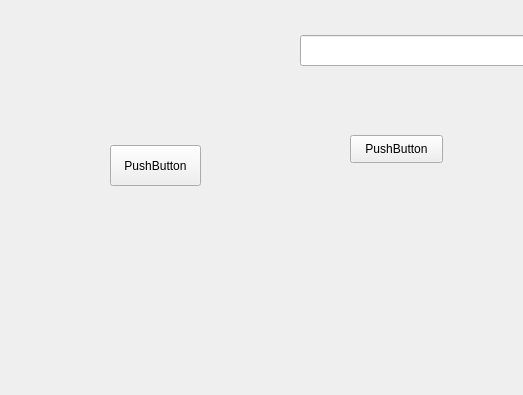
First picture: the form in loginwindow.ui, repository shampun/Student-UI-Database, before the edit; both pictures show x 0 to 523 and y 205 to 600 of the 800 by 600 pixel window.
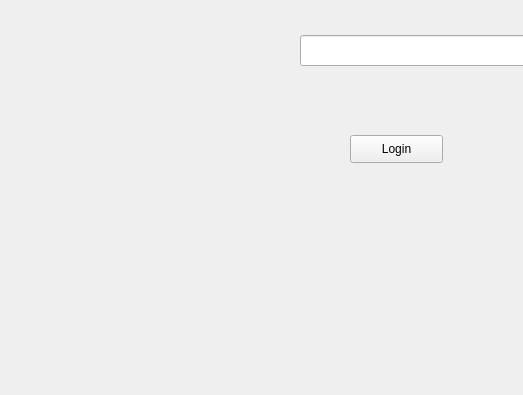
Second picture: the form after the edit.

Diff of the .ui file:
```diff
--- a/loginwindow.ui
+++ b/loginwindow.ui
@@ -88,20 +88,7 @@
      </rect>
     </property>
     <property name="text">
-     <string>PushButton</string>
-    </property>
-   </widget>
-   <widget class="QPushButton" name="pushButton_2">
-    <property name="geometry">
-     <rect>
-      <x>110</x>
-      <y>350</y>
-      <width>91</width>
-      <height>41</height>
-     </rect>
-    </property>
-    <property name="text">
-     <string>PushButton</string>
+     <string>Login</string>
     </property>
    </widget>
   </widget>
```
Left out of the diff: 4 changed lines with no effect on the pictures.
